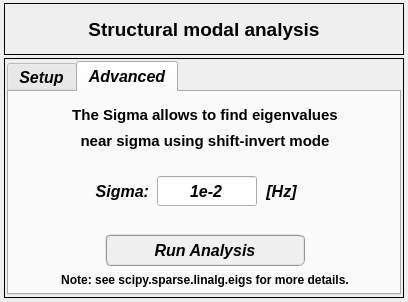
First picture: the form in data/ui_files/analysis/structural/structural_modal_analysis_input.ui, repository MOPT-UFSC/VIBRA, before the edit.
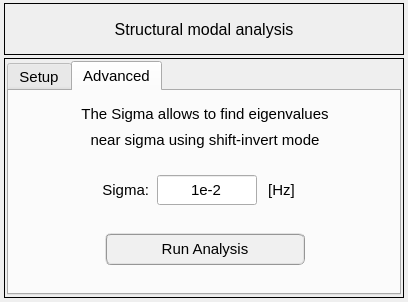
Second picture: the form after the edit. The open tabs and pages were chosen to show the change. Icons and pictures are not drawn.

Commit message: Set boundary condition for structural model

The edit to the form file:
```diff
--- a/data/ui_files/analysis/structural/structural_modal_analysis_input.ui
+++ b/data/ui_files/analysis/structural/structural_modal_analysis_input.ui
@@ -111,11 +111,10 @@
        <widget class="QLabel" name="label_main_title">
         <property name="font">
          <font>
-          <family>Arial</family>
-          <pointsize>14</pointsize>
-          <weight>75</weight>
-          <italic>false</italic>
-          <bold>true</bold>
+          <family>MS Shell Dlg 2</family>
+          <pointsize>12</pointsize>
+          <weight>50</weight>
+          <bold>false</bold>
          </font>
         </property>
         <property name="styleSheet">
@@ -183,13 +182,15 @@
        <widget class="QTabWidget" name="tabWidget_main">
         <property name="font">
          <font>
-          <family>Arial</family>
-          <pointsize>12</pointsize>
-          <weight>75</weight>
-          <italic>true</italic>
-          <bold>true</bold>
+          <family>MS Shell Dlg 2</family>
+          <pointsize>11</pointsize>
+          <weight>50</weight>
+          <bold>false</bold>
          </font>
         </property>
+        <property name="styleSheet">
+         <string notr="true"/>
+        </property>
         <property name="currentIndex">
          <number>0</number>
         </property>
@@ -423,10 +424,7 @@
           </property>
           <property name="font">
            <font>
-            <family>Arial</family>
-            <pointsize>12</pointsize>
-            <weight>75</weight>
-            <bold>true</bold>
+            <pointsize>11</pointsize>
            </font>
           </property>
           <property name="text">
@@ -459,10 +457,10 @@
           </property>
           <property name="font">
            <font>
-            <family>Arial</family>
-            <pointsize>12</pointsize>
-            <weight>75</weight>
-            <bold>true</bold>
+            <family>MS Shell Dlg 2</family>
+            <pointsize>11</pointsize>
+            <weight>50</weight>
+            <bold>false</bold>
            </font>
           </property>
           <property name="text">
@@ -495,11 +493,11 @@
           </property>
           <property name="font">
            <font>
-            <family>Arial</family>
-            <pointsize>12</pointsize>
-            <weight>75</weight>
-            <italic>true</italic>
-            <bold>true</bold>
+            <family>MS Shell Dlg 2</family>
+            <pointsize>11</pointsize>
+            <weight>50</weight>
+            <italic>false</italic>
+            <bold>false</bold>
            </font>
           </property>
           <property name="text">
@@ -532,11 +530,11 @@
           </property>
           <property name="font">
            <font>
-            <family>Arial</family>
-            <pointsize>12</pointsize>
-            <weight>75</weight>
-            <italic>true</italic>
-            <bold>true</bold>
+            <family>MS Shell Dlg 2</family>
+            <pointsize>11</pointsize>
+            <weight>50</weight>
+            <italic>false</italic>
+            <bold>false</bold>
            </font>
           </property>
           <property name="styleSheet">
@@ -571,11 +569,11 @@
           </property>
           <property name="font">
            <font>
-            <family>Arial</family>
+            <family>MS Shell Dlg 2</family>
             <pointsize>11</pointsize>
-            <weight>75</weight>
+            <weight>50</weight>
             <italic>false</italic>
-            <bold>true</bold>
+            <bold>false</bold>
            </font>
           </property>
           <property name="styleSheet">
@@ -614,11 +612,11 @@
           </property>
           <property name="font">
            <font>
-            <family>Arial</family>
+            <family>MS Shell Dlg 2</family>
             <pointsize>11</pointsize>
-            <weight>75</weight>
+            <weight>50</weight>
             <italic>false</italic>
-            <bold>true</bold>
+            <bold>false</bold>
            </font>
           </property>
           <property name="styleSheet">
@@ -634,46 +632,6 @@
            <set>Qt::AlignCenter</set>
           </property>
          </widget>
-         <widget class="QLabel" name="label_note">
-          <property name="geometry">
-           <rect>
-            <x>36</x>
-            <y>178</y>
-            <width>320</width>
-            <height>20</height>
-           </rect>
-          </property>
-          <property name="minimumSize">
-           <size>
-            <width>320</width>
-            <height>20</height>
-           </size>
-          </property>
-          <property name="maximumSize">
-           <size>
-            <width>320</width>
-            <height>20</height>
-           </size>
-          </property>
-          <property name="font">
-           <font>
-            <family>Arial</family>
-            <pointsize>9</pointsize>
-            <weight>75</weight>
-            <italic>false</italic>
-            <bold>true</bold>
-           </font>
-          </property>
-          <property name="text">
-           <string>Note: see scipy.sparse.linalg.eigs for more details.</string>
-          </property>
-          <property name="textFormat">
-           <enum>Qt::AutoText</enum>
-          </property>
-          <property name="alignment">
-           <set>Qt::AlignCenter</set>
-          </property>
-         </widget>
         </widget>
        </widget>
       </item>
```
Left out of the diff: 65 changed lines with no effect on the pictures. The commit also changes 21 other files.
